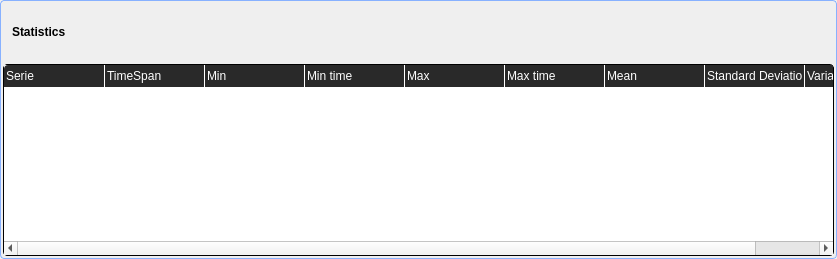
Before: the Qt Designer form trunk/src/edr/src/plugins/newChart/ui/statsTable.ui in mk4me/hm-mde-one, drawn with Qt 5.
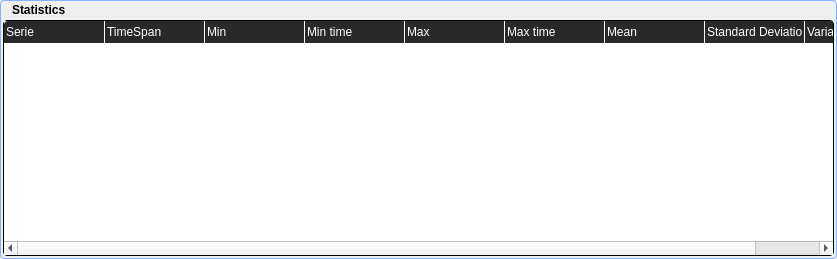
After: the same form once the commit is applied.

What changed in the file:
```diff
--- a/trunk/src/edr/src/plugins/newChart/ui/statsTable.ui
+++ b/trunk/src/edr/src/plugins/newChart/ui/statsTable.ui
@@ -119,7 +119,7 @@
       <item>
        <widget class="QTreeWidget" name="table">
         <property name="sizePolicy">
-         <sizepolicy hsizetype="Expanding" vsizetype="Minimum">
+         <sizepolicy hsizetype="Expanding" vsizetype="Expanding">
           <horstretch>0</horstretch>
           <verstretch>0</verstretch>
          </sizepolicy>
```
